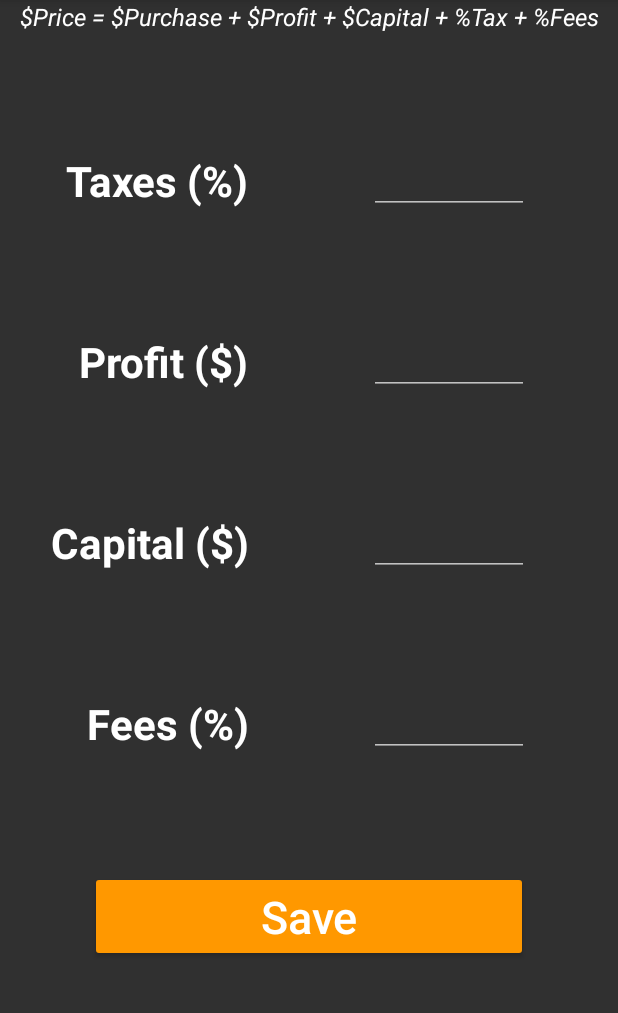
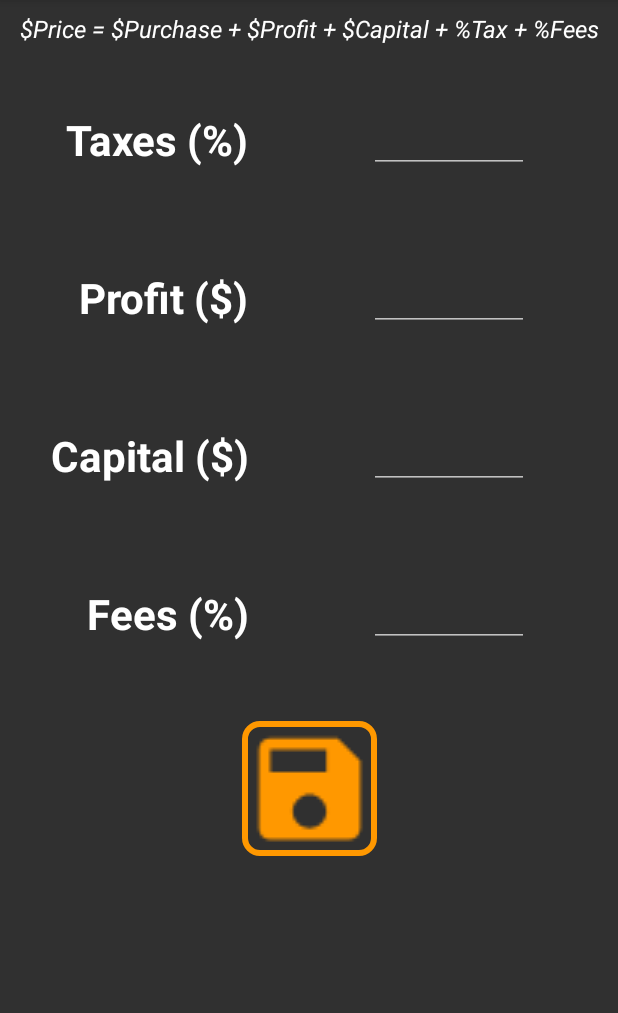
Before and after one commit to dnnp2011/PoshCalc, an Android app: the screen it shows after launch (MainActivity), on a phone screen of 412 x 824 dp, the part 84-1097 px from its top. Run offline under Robolectric (Android 15) with nearby library versions, the phone set to English and light mode, and no system bars.

Commit message:
Finished UI for settings page - Created custom SVGs for save button states - Started pref saving logic

```diff
--- a/app/src/main/java/com/app/poshcalc/MainActivity.java
+++ b/app/src/main/java/com/app/poshcalc/MainActivity.java
@@ -4,6 +4,7 @@ import android.annotation.SuppressLint;
 import android.app.Fragment;
 import android.app.FragmentManager;
 import android.content.SharedPreferences;
+import android.graphics.Paint;
 import android.net.Uri;
 import android.os.Bundle;
 //import android.support.v4.app.FragmentManager;
@@ -97,6 +98,14 @@ public class MainActivity extends Activity implements MainFragment.OnFragmentInt
         return ( (float) ( (int) ((tmp - (int) tmp) >= 0.5f ? tmp + 1 : tmp) ) ) / pow;
     }
 
+    private void updatePreferences() {
+        SharedPreferences.Editor editor = sharedPreferences.edit();
+        editor.putFloat(PREF_TAX, Taxes);
+        editor.putFloat(PREF_PROF, Taxes);
+        editor.putFloat(PREF_CAP, Taxes);
+        editor.putFloat(PREF_TAX, Taxes);
+    }
+
     @Override
     public boolean onCreateOptionsMenu(Menu menu) {
         // Inflate the menu; this adds items to the action bar if it is present.
@@ -123,4 +132,12 @@ public class MainActivity extends Activity implements MainFragment.OnFragmentInt
     public void onFragmentInteraction(Uri uri) {
 
     }
+
+    @Override
+    public void onSettingsSaved(float _taxes, float _profit, float _capital, float _fees) {
+        Taxes = _taxes;
+        Profit = _profit;
+        Capital = _capital;
+        Fees = _fees;
+    }
 }
--- a/app/src/main/java/com/app/poshcalc/SettingsFragment.java
+++ b/app/src/main/java/com/app/poshcalc/SettingsFragment.java
@@ -8,6 +8,7 @@ import android.view.LayoutInflater;
 import android.view.View;
 import android.view.ViewGroup;
 import android.widget.Button;
+import android.widget.ImageButton;
 import android.widget.TextView;
 
 
@@ -27,7 +28,7 @@ public class SettingsFragment extends Fragment {
 
     // TODO: Rename and change types of parameters
     private float tax, profit, capital, fees;
-    private Button save;
+    private ImageButton saveButton;
     private TextView taxView, profitView, capitalView, feeView;
 
     private SettingsFragment.OnFragmentInteractionListener mListener;
@@ -72,16 +73,20 @@ public class SettingsFragment extends Fragment {
         // Inflate the layout for this fragment
         View view = inflater.inflate(R.layout.fragment_settings, container, false);
 
-
+        taxView = (TextView) view.findViewById(R.id.taxView);
+        profitView = (TextView) view.findViewById(R.id.profitView);
+        capitalView = (TextView) view.findViewById(R.id.capitalView);
+        feeView = (TextView) view.findViewById(R.id.feeView);
+        saveButton = (ImageButton) view.findViewById(R.id.saveButton);
+        saveButton.setOnClickListener(new View.OnClickListener() {
+            @Override
+            public void onClick(View v) {
+                //save settings to user pref
+                //show snackbar notification that pref are saved
+            }
+        });
 
         return view;
-    }
-
-    // TODO: Rename method, update argument and hook method into UI event
-    public void onButtonPressed(Uri uri) {
-        if (mListener != null) {
-            mListener.onFragmentInteraction(uri);
-        }
     }
 
     @Override
@@ -113,7 +118,6 @@ public class SettingsFragment extends Fragment {
      * >Communicating with Other Fragments</a> for more information.
      */
     public interface OnFragmentInteractionListener {
-        // TODO: Update argument type and name
-        void onFragmentInteraction(Uri uri);
+        void onSettingsSaved(float taxes, float profit, float capital, float fees);
     }
 }
--- /dev/null
+++ b/app/src/main/res/drawable/ic_layout_border_thin.xml
@@ -0,0 +1,10 @@
+<?xml version="1.0" encoding="utf-8"?>
+<layer-list xmlns:android="http://schemas.android.com/apk/res/android">
+    <item android:left="0dp" android:right="0dp"  android:top="0dp"
+          android:bottom="0dp">
+        <shape android:shape="rectangle">
+            <stroke android:width="1dp" android:color="#FFFFFF" />
+            <corners android:radius="4dp" />
+        </shape>
+    </item>
+</layer-list>
--- /dev/null
+++ b/app/src/main/res/drawable/save_button.xml
@@ -0,0 +1,8 @@
+<?xml version="1.0" encoding="utf-8"?>
+<selector xmlns:android="http://schemas.android.com/apk/res/android">
+    <item android:state_pressed="true"
+          android:drawable="@drawable/save_button_pressed" /> <!-- pressed -->
+    <item android:state_focused="true"
+          android:drawable="@drawable/save_button_focused" /> <!-- focused -->
+    <item android:drawable="@drawable/save_button_normal" /> <!-- default -->
+</selector>
--- /dev/null
+++ b/app/src/main/res/drawable/save_button_focused.xml
@@ -0,0 +1,13 @@
+<?xml version="1.0" encoding="utf-8"?>
+<layer-list xmlns:android="http://schemas.android.com/apk/res/android">
+    <item android:height="30dp" android:width="30dp">
+        <inset android:drawable="@drawable/save_button_light_orange_24dp" />
+    </item>
+    <item android:left="0dp" android:right="0dp"  android:top="0dp"
+          android:bottom="0dp">
+        <shape android:shape="rectangle">
+            <stroke android:width="1dp" android:color="#FF9800" />
+            <corners android:radius="3dp" />
+        </shape>
+    </item>
+</layer-list>
--- /dev/null
+++ b/app/src/main/res/drawable/save_button_light_orange_24dp.xml
@@ -0,0 +1,9 @@
+<vector xmlns:android="http://schemas.android.com/apk/res/android"
+        android:width="24dp"
+        android:height="24dp"
+        android:viewportWidth="24.0"
+        android:viewportHeight="24.0">
+    <path
+        android:fillColor="#FFB74E"
+        android:pathData="M17,3L5,3c-1.11,0 -2,0.9 -2,2v14c0,1.1 0.89,2 2,2h14c1.1,0 2,-0.9 2,-2L21,7l-4,-4zM12,19c-1.66,0 -3,-1.34 -3,-3s1.34,-3 3,-3 3,1.34 3,3 -1.34,3 -3,3zM15,9L5,9L5,5h10v4z"/>
+</vector>
--- /dev/null
+++ b/app/src/main/res/drawable/save_button_normal.xml
@@ -0,0 +1,13 @@
+<?xml version="1.0" encoding="utf-8"?>
+<layer-list xmlns:android="http://schemas.android.com/apk/res/android">
+    <item android:height="30dp" android:width="30dp">
+        <inset android:drawable="@drawable/save_button_orange_24dp" />
+    </item>
+    <item android:left="0dp" android:right="0dp"  android:top="0dp"
+          android:bottom="0dp">
+        <shape android:shape="rectangle">
+            <stroke android:width="1dp" android:color="#FF9800" />
+            <corners android:radius="3dp" />
+        </shape>
+    </item>
+</layer-list>
--- /dev/null
+++ b/app/src/main/res/drawable/save_button_orange_24dp.xml
@@ -0,0 +1,9 @@
+<vector xmlns:android="http://schemas.android.com/apk/res/android"
+        android:width="24dp"
+        android:height="24dp"
+        android:viewportWidth="24.0"
+        android:viewportHeight="24.0">
+    <path
+        android:fillColor="#FF9800"
+        android:pathData="M17,3L5,3c-1.11,0 -2,0.9 -2,2v14c0,1.1 0.89,2 2,2h14c1.1,0 2,-0.9 2,-2L21,7l-4,-4zM12,19c-1.66,0 -3,-1.34 -3,-3s1.34,-3 3,-3 3,1.34 3,3 -1.34,3 -3,3zM15,9L5,9L5,5h10v4z"/>
+</vector>
--- /dev/null
+++ b/app/src/main/res/drawable/save_button_pressed.xml
@@ -0,0 +1,13 @@
+<?xml version="1.0" encoding="utf-8"?>
+<layer-list xmlns:android="http://schemas.android.com/apk/res/android">
+    <item android:height="28dp" android:width="28dp">
+        <inset android:drawable="@drawable/save_button_light_orange_24dp" />
+    </item>
+    <item android:left="0dp" android:right="0dp"  android:top="0dp"
+          android:bottom="0dp">
+        <shape android:shape="rectangle">
+            <stroke android:width="1dp" android:color="#FF9800" />
+            <corners android:radius="3dp" />
+        </shape>
+    </item>
+</layer-list>
--- a/app/src/main/res/layout/fragment_settings.xml
+++ b/app/src/main/res/layout/fragment_settings.xml
@@ -14,10 +14,11 @@
             android:textColor="@color/colorTextPrimary"
             android:textSize="16sp"
             android:textStyle="italic"
-            tools:layout_editor_absoluteY="16dp"
             app:layout_constraintStart_toStartOf="parent"
             app:layout_constraintHorizontal_bias="0.5"
-            app:layout_constraintEnd_toEndOf="parent"/>
+            app:layout_constraintEnd_toEndOf="parent"
+            android:layout_marginTop="8dp"
+            app:layout_constraintTop_toTopOf="parent"/>
 
     <LinearLayout
             android:orientation="horizontal"
@@ -25,7 +26,7 @@
             android:layout_height="wrap_content"
             android:weightSum="3"
             android:id="@+id/row1"
-            android:layout_marginTop="75dp"
+            android:layout_marginTop="40dp"
             app:layout_constraintTop_toBottomOf="@+id/priceEquationView"
             android:layout_marginEnd="8dp"
             app:layout_constraintEnd_toEndOf="parent"
@@ -77,7 +78,8 @@
                     app:layout_constraintBottom_toBottomOf="parent"
                     app:layout_constraintTop_toTopOf="parent"
                     app:layout_constraintStart_toEndOf="@+id/space"
-                    />
+                    android:autofillHints="Enter your local income tax rate"
+                    android:gravity="center_horizontal"/>
         </android.support.constraint.ConstraintLayout>
 
     </LinearLayout>
@@ -88,7 +90,7 @@
             android:layout_height="wrap_content"
             android:weightSum="3"
             android:id="@+id/row2"
-            android:layout_marginTop="75dp"
+            android:layout_marginTop="60dp"
             app:layout_constraintTop_toBottomOf="@+id/row3"
             android:layout_marginEnd="8dp"
             app:layout_constraintEnd_toEndOf="parent"
@@ -101,7 +103,7 @@
                 android:layout_weight="1">
 
             <TextView
-                    android:text="Capital ($)"
+                    android:text="@string/capital"
                     android:layout_width="wrap_content"
                     android:layout_height="wrap_content"
                     android:id="@+id/capitalHeader"
@@ -140,7 +142,8 @@
                     app:layout_constraintBottom_toBottomOf="parent"
                     app:layout_constraintTop_toTopOf="parent"
                     app:layout_constraintStart_toEndOf="@+id/space"
-                    />
+                    android:autofillHints="Enter re-investment capital target"
+                    android:gravity="center_horizontal"/>
         </android.support.constraint.ConstraintLayout>
 
     </LinearLayout>
@@ -151,7 +154,7 @@
             android:layout_height="wrap_content"
             android:weightSum="3"
             android:id="@+id/row3"
-            android:layout_marginTop="75dp"
+            android:layout_marginTop="60dp"
             app:layout_constraintTop_toBottomOf="@+id/row1"
             android:layout_marginEnd="8dp"
             app:layout_constraintEnd_toEndOf="parent"
@@ -164,7 +167,7 @@
                 android:layout_weight="1">
 
             <TextView
-                    android:text="Profit ($)"
+                    android:text="@string/profit"
                     android:layout_width="wrap_content"
                     android:layout_height="wrap_content"
                     android:id="@+id/profitHeader"
@@ -203,7 +206,8 @@
                     app:layout_constraintTop_toTopOf="parent"
                     app:layout_constraintStart_toEndOf="@+id/space"
                     android:ems="5"
-                    />
+                    android:autofillHints="Enter sales profit target"
+                    android:gravity="center_horizontal"/>
         </android.support.constraint.ConstraintLayout>
 
     </LinearLayout>
@@ -214,7 +218,7 @@
             android:layout_height="wrap_content"
             android:weightSum="3"
             android:id="@+id/row4"
-            android:layout_marginTop="75dp"
+            android:layout_marginTop="60dp"
             app:layout_constraintTop_toBottomOf="@+id/row2"
             app:layout_constraintStart_toStartOf="parent"
             android:layout_marginEnd="8dp"
@@ -227,7 +231,7 @@
                 android:layout_weight="1">
 
             <TextView
-                    android:text="Fees (%)"
+                    android:text="@string/fees"
                     android:layout_width="wrap_content"
                     android:layout_height="wrap_content"
                     android:id="@+id/feeHeader"
@@ -266,20 +270,19 @@
                     app:layout_constraintBottom_toBottomOf="parent"
                     app:layout_constraintTop_toTopOf="parent"
                     app:layout_constraintStart_toEndOf="@+id/space"
-                    />
+                    android:autofillHints="Enter service fee percentage"
+                    android:gravity="center_horizontal"/>
         </android.support.constraint.ConstraintLayout>
 
     </LinearLayout>
 
-    <Button
-            android:text="Save"
-            android:layout_width="0dp"
+    <ImageButton
+            android:text="@string/save"
+            android:layout_width="wrap_content"
             android:layout_height="wrap_content"
-            android:id="@+id/button"
+            android:id="@+id/saveButton"
             android:theme="@style/AppTheme"
             android:textColor="@color/colorTextPrimary"
-            android:backgroundTint="@color/colorAccent"
-            android:textSize="30sp"
             android:layout_marginTop="76dp"
             app:layout_constraintTop_toBottomOf="@+id/row4"
             app:layout_constraintStart_toStartOf="parent"
@@ -287,6 +290,16 @@
             app:layout_constraintEnd_toEndOf="parent"
             android:layout_marginEnd="60dp"
             android:layout_marginStart="60dp"
-            android:textAllCaps="false"/>
+            android:textAllCaps="false"
+            android:contentDescription="@string/save_settings"
+            android:autofillHints="Save settings"
+            android:clickable="true"
+            android:hapticFeedbackEnabled="true"
+            android:scaleType="centerInside"
+            android:scaleX="3"
+            android:scaleY="3"
+            android:padding="3dp"
+            android:src="@drawable/save_button"
+            android:background="@android:color/transparent"/>
 
 </android.support.constraint.ConstraintLayout>
--- a/app/src/main/res/values/colors.xml
+++ b/app/src/main/res/values/colors.xml
@@ -1,7 +1,7 @@
 <?xml version="1.0" encoding="utf-8"?>
 <resources>
     <color name="colorPrimary">#707070</color>
-    <color name="colorPrimaryDark">#474747</color>
+    <color name="colorPrimaryDark">#D1D1D1</color>
     <color name="colorAccent">#FF9800</color>
     <color name="colorTextPrimary">#FFFFFF</color>
     <color name="colorTextSecondary">#C7C4C4</color>
--- a/app/src/main/res/values/strings.xml
+++ b/app/src/main/res/values/strings.xml
@@ -14,4 +14,9 @@
     <string name="price_code_chart">Price Code Chart:</string>
     <string name="taxes">Taxes (%)</string>
     <string name="priceEquation">$Price = $Purchase + $Profit + $Capital + %Tax + %Fees</string>
+    <string name="fees">Fees (%)</string>
+    <string name="capital">Capital ($)</string>
+    <string name="profit">Profit ($)</string>
+    <string name="save">Save</string>
+    <string name="save_settings">Save settings</string>
 </resources>
```
